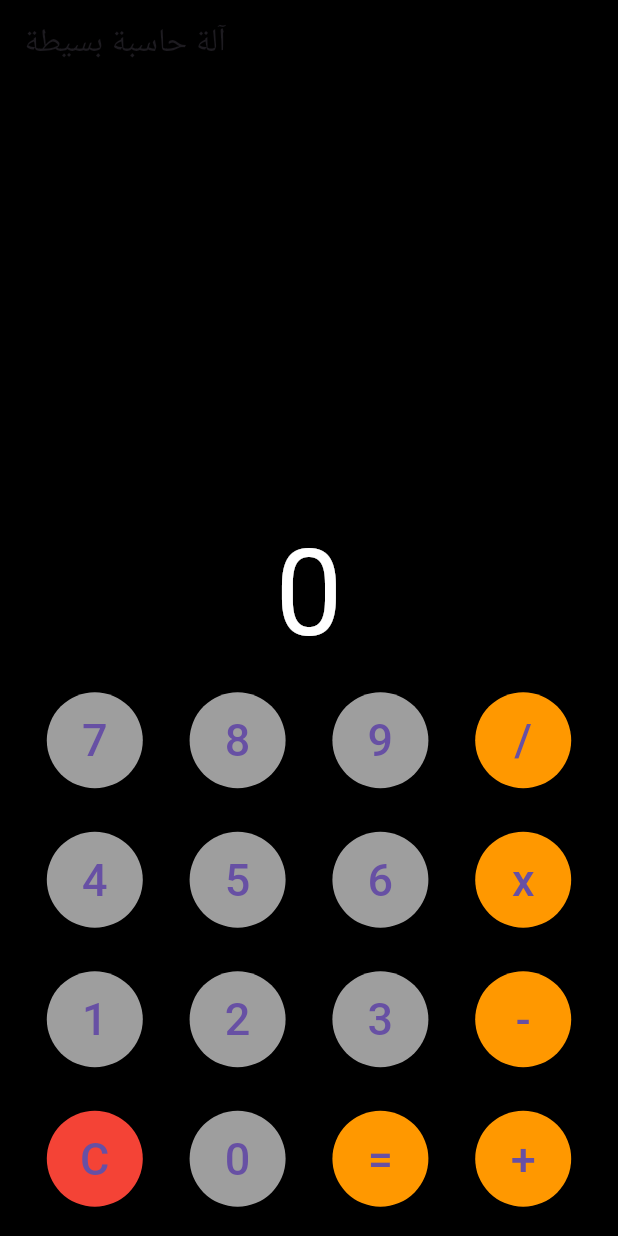
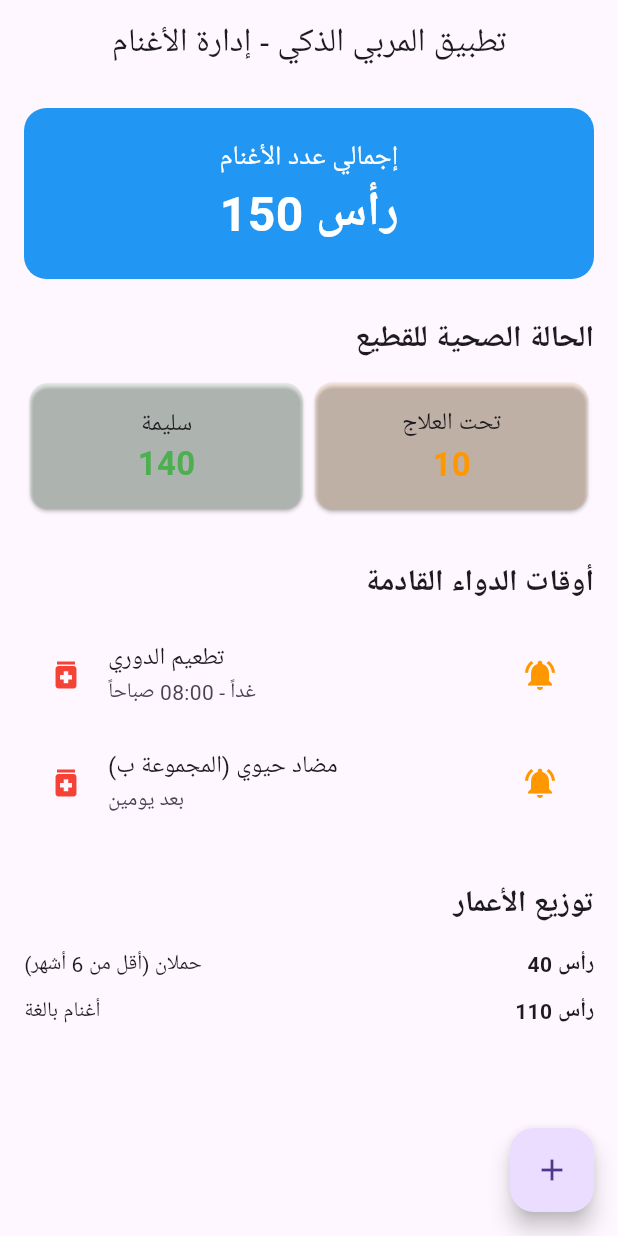
Before and after one commit to www0668214614-cellMohamed/flutter-app, a Flutter app: the screen it shows after launch, on a phone screen of 412 x 824 dp. Run offline on Flutter 3.47's test engine with Material 3 defaults, Android fonts, the phone set to English and light mode, and no system bars; Roboto replaces fonts that are missing (Arial).

```diff
--- a/lib/main.dart
+++ b/lib/main.dart
@@ -1,84 +1,109 @@
 import 'package:flutter/material.dart';
 
-void main() => runApp(MaterialApp(home: Calculator()));
+void main() => runApp(FarmManagerApp());
 
-class Calculator extends StatefulWidget {
+class FarmManagerApp extends StatelessWidget {
   @override
-  _CalculatorState createState() => _CalculatorState();
+  Widget build(BuildContext context) {
+    return MaterialApp(
+      debugShowCheckedModeBanner: false,
+      title: 'مربي الأغنام الذكي',
+      theme: ThemeData(primarySwatch: Colors.green, fontFamily: 'Arial'),
+      home: FarmHomeScreen(),
+    );
+  }
 }
 
-class _CalculatorState extends State<Calculator> {
-  String text = '0';
-  double numOne = 0;
-  double numTwo = 0;
-  String result = '0';
-  String finalResult = '0';
-  String opr = '';
-  String preOpr = '';
-
-  void calculation(btnText) {
-    if (btnText == 'C') {
-      text = '0'; numOne = 0; numTwo = 0; result = '0'; finalResult = '0'; opr = ''; preOpr = '';
-    } else if (opr == '=' && btnText == '=') {
-      // لا تفعل شيئاً
-    } else if (btnText == '+' || btnText == '-' || btnText == 'x' || btnText == '/' || btnText == '=') {
-      if (numOne == 0) {
-        numOne = double.parse(result);
-      } else {
-        numTwo = double.parse(result);
-      }
-      if (opr == '+') finalResult = add();
-      else if (opr == '-') finalResult = sub();
-      else if (opr == 'x') finalResult = mul();
-      else if (opr == '/') finalResult = div();
-      preOpr = opr;
-      opr = btnText;
-      result = '';
-    } else {
-      result = result + btnText;
-      finalResult = result;
-    }
-    setState(() { text = finalResult; });
-  }
-
-  String add() => (numOne + numTwo).toString();
-  String sub() => (numOne - numTwo).toString();
-  String mul() => (numOne * numTwo).toString();
-  String div() => (numOne / numTwo).toString();
-
+class FarmHomeScreen extends StatelessWidget {
   @override
   Widget build(BuildContext context) {
     return Scaffold(
-      backgroundColor: Colors.black,
-      appBar: AppBar(title: Text('آلة حاسبة بسيطة'), backgroundColor: Colors.black),
-      body: Column(
-        mainAxisAlignment: MainAxisAlignment.end,
+      appBar: AppBar(title: Text('تطبيق المربي الذكي - إدارة الأغنام'), centerTitle: true),
+      body: SingleChildScrollView(
+        padding: EdgeInsets.all(16.0),
+        child: Column(
+          children: [
+            _buildStatCard('إجمالي عدد الأغنام', '150 رأس', Colors.blue),
+            SizedBox(height: 15),
+            _buildSectionTitle('الحالة الصحية للقطيع'),
+            Row(
+              children: [
+                _buildSmallCard('سليمة', '140', Colors.green),
+                _buildSmallCard('تحت العلاج', '10', Colors.orange),
+              ],
+            ),
+            SizedBox(height: 20),
+            _buildSectionTitle('أوقات الدواء القادمة'),
+            _buildMedicineItem('تطعيم الدوري', 'غداً - 08:00 صباحاً'),
+            _buildMedicineItem('مضاد حيوي (المجموعة ب)', 'بعد يومين'),
+            SizedBox(height: 20),
+            _buildSectionTitle('توزيع الأعمار'),
+            _buildAgeRow('حملان (أقل من 6 أشهر)', '40 رأس'),
+            _buildAgeRow('أغنام بالغة', '110 رأس'),
+          ],
+        ),
+      ),
+      floatingActionButton: FloatingActionButton(
+        onPressed: () {},
+        child: Icon(Icons.add),
+        tooltip: 'إضافة رأس جديد',
+      ),
+    );
+  }
+
+  Widget _buildStatCard(String title, String value, Color color) {
+    return Container(
+      width: double.infinity,
+      padding: EdgeInsets.all(20),
+      decoration: BoxDecoration(color: color, borderRadius: BorderRadius.circular(15)),
+      child: Column(
         children: [
-          Text(text, style: TextStyle(color: Colors.white, fontSize: 80)),
-          Row(mainAxisAlignment: MainAxisAlignment.spaceEvenly, children: [
-            button('7', Colors.grey), button('8', Colors.grey), button('9', Colors.grey), button('/', Colors.orange),
-          ]),
-          Row(mainAxisAlignment: MainAxisAlignment.spaceEvenly, children: [
-            button('4', Colors.grey), button('5', Colors.grey), button('6', Colors.grey), button('x', Colors.orange),
-          ]),
-          Row(mainAxisAlignment: MainAxisAlignment.spaceEvenly, children: [
-            button('1', Colors.grey), button('2', Colors.grey), button('3', Colors.grey), button('-', Colors.orange),
-          ]),
-          Row(mainAxisAlignment: MainAxisAlignment.spaceEvenly, children: [
-            button('C', Colors.red), button('0', Colors.grey), button('=', Colors.orange), button('+', Colors.orange),
-          ]),
+          Text(title, style: TextStyle(color: Colors.white, fontSize: 18)),
+          Text(value, style: TextStyle(color: Colors.white, fontSize: 32, fontWeight: FontWeight.bold)),
         ],
       ),
     );
   }
 
-  Widget button(String txt, Color col) {
-    return Container(
-      padding: EdgeInsets.only(bottom: 10),
-      child: ElevatedButton(
-        onPressed: () => calculation(txt),
-        child: Text(txt, style: TextStyle(fontSize: 30)),
-        style: ElevatedButton.styleFrom(backgroundColor: col, shape: CircleBorder(), padding: EdgeInsets.all(20)),
+  Widget _buildSectionTitle(String title) {
+    return Padding(
+      padding: const EdgeInsets.symmetric(vertical: 10),
+      child: Align(alignment: Alignment.centerRight, child: Text(title, style: TextStyle(fontSize: 20, fontWeight: FontWeight.bold))),
+    );
+  }
+
+  Widget _buildSmallCard(String title, String count, Color color) {
+    return Expanded(
+      child: Card(
+        color: color.withOpacity(0.1),
+        child: Padding(
+          padding: EdgeInsets.all(15),
+          child: Column(
+            children: [
+              Text(title, style: TextStyle(fontSize: 16)),
+              Text(count, style: TextStyle(fontSize: 22, fontWeight: FontWeight.bold, color: color)),
+            ],
+          ),
+        ),
+      ),
+    );
+  }
+
+  Widget _buildMedicineItem(String name, String time) {
+    return ListTile(
+      leading: Icon(Icons.medication, color: Colors.red),
+      title: Text(name),
+      subtitle: Text(time),
+      trailing: Icon(Icons.notifications_active, color: Colors.orange),
+    );
+  }
+
+  Widget _buildAgeRow(String label, String count) {
+    return Padding(
+      padding: const EdgeInsets.symmetric(vertical: 5),
+      child: Row(
+        mainAxisAlignment: MainAxisAlignment.spaceBetween,
+        children: [Text(label), Text(count, style: TextStyle(fontWeight: FontWeight.bold))],
       ),
     );
   }
```
